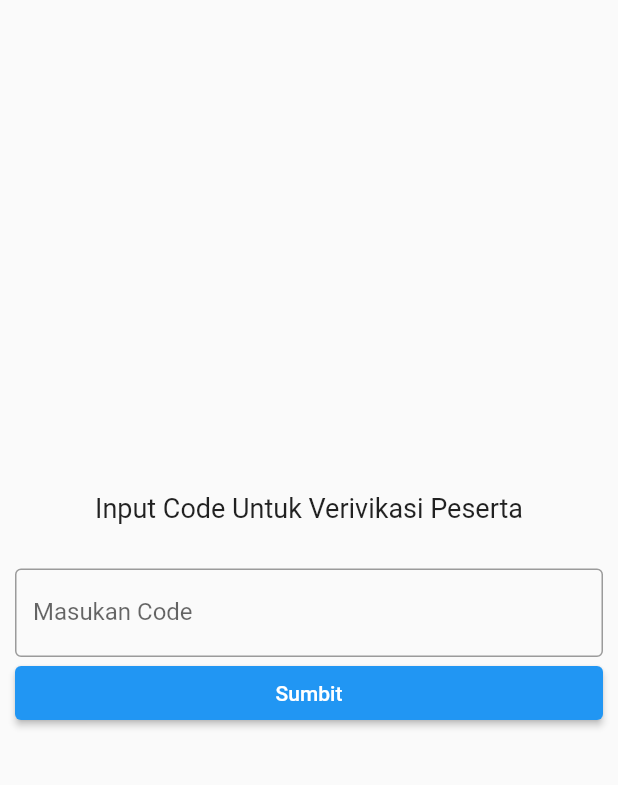
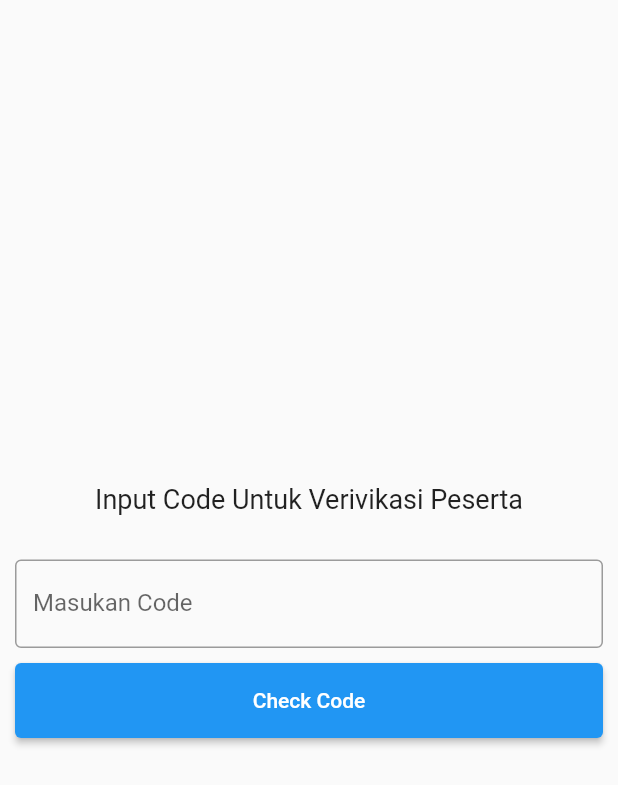
Before and after one commit to sawal123/mobile-ticketing, a Flutter app: the InputCode screen opened by its route, on a phone screen of 412 x 824 dp. Shown: the top 785 px of the screen. Run offline on Flutter 3.47's test engine with Material 2 defaults, Android fonts, the phone set to English and light mode, and no system bars; our stand-ins replace flutter_secure_storage, flutter_spinkit, shared_preferences; missing offline and left inert: qr_code_scanner; accounts and stored records are empty; network calls fail.

Commit message:
Fix Ticketing

```diff
--- a/lib/api.dart
+++ b/lib/api.dart
@@ -3,7 +3,7 @@ import 'dart:convert';
 import 'package:http/http.dart' as http;
 
 class ApiService {
-  final String baseUrl = 'http://127.0.0.1:8000/api';
+  final String baseUrl = 'https://rmemanagement.online/api';
 
   Future<Map<String, dynamic>> fetchData(String endpoint) async {
     final response = await http.get(Uri.parse('$baseUrl/slide'));
--- a/lib/page/inputcode.dart
+++ b/lib/page/inputcode.dart
@@ -45,8 +45,12 @@ class _InputCodeState extends State<InputCode> {
                     border: OutlineInputBorder(),
                   ),
                 ),
-                FractionallySizedBox(
+                SizedBox(height: 10,),
+                Container(
+                  height: 50,
+                  child: FractionallySizedBox(
                     widthFactor: 1,
+                    // heightFactor: 1,
                     child: ElevatedButton(
                         onPressed: () {
                           Navigator.pushNamed(context, '/confirm',
@@ -60,7 +64,8 @@ class _InputCodeState extends State<InputCode> {
                         style: ElevatedButton.styleFrom(
                             // minimumSize: Size(, 40),
                             ),
-                      child: Text('Sumbit')),
+                        child: Text('Check Code')),
+                  ),
                 ),
                 SizedBox(
                   height: 10,
--- a/lib/page/list.dart
+++ b/lib/page/list.dart
@@ -112,7 +112,6 @@ class _MyListState extends State<MyList> {
                   Container(
                     width: width,
                     height: heigth / 1.4,
-                    // padding: EdgeInsets.all(10),
                     child: FutureBuilder(
                         future: verfikasi(arguments),
                         builder: (context, snapshot) {
@@ -123,9 +122,6 @@ class _MyListState extends State<MyList> {
                               size: 50.0, // Atur ukuran animasi
                             );
                           } else {
-                            // final cart = snapshot.data?['cart'];
-                            // final cart = snapshot.data;
-                            // print(cart);
                             if (data.isEmpty) {
                               return Center(child: Text("Tidak Ada Data"));
                             }
--- a/lib/particle/baseUrl.dart
+++ b/lib/particle/baseUrl.dart
@@ -1,6 +1,6 @@
 class BaseUrl {
-  // final baseUrl = 'https://rmemanagement.online/api';
-  // final sUrl = 'https://rmemanagement.online/storage';
-  final baseUrl = 'http://192.168.253.101:80/api';
-  final sUrl = 'http://192.168.253.101:80/storage';
+  final baseUrl = 'https://rmemanagement.online/api';
+  final sUrl = 'https://rmemanagement.online/storage';
+  // final baseUrl = 'http://192.168.253.101:80/api';
+  // final sUrl = 'http://192.168.253.101:80/storage';
 }
```
Also changed, not shown: lib/page/confirm.dart (+4 -4 lines). Lines whose indentation alone changed are shown as unchanged.
